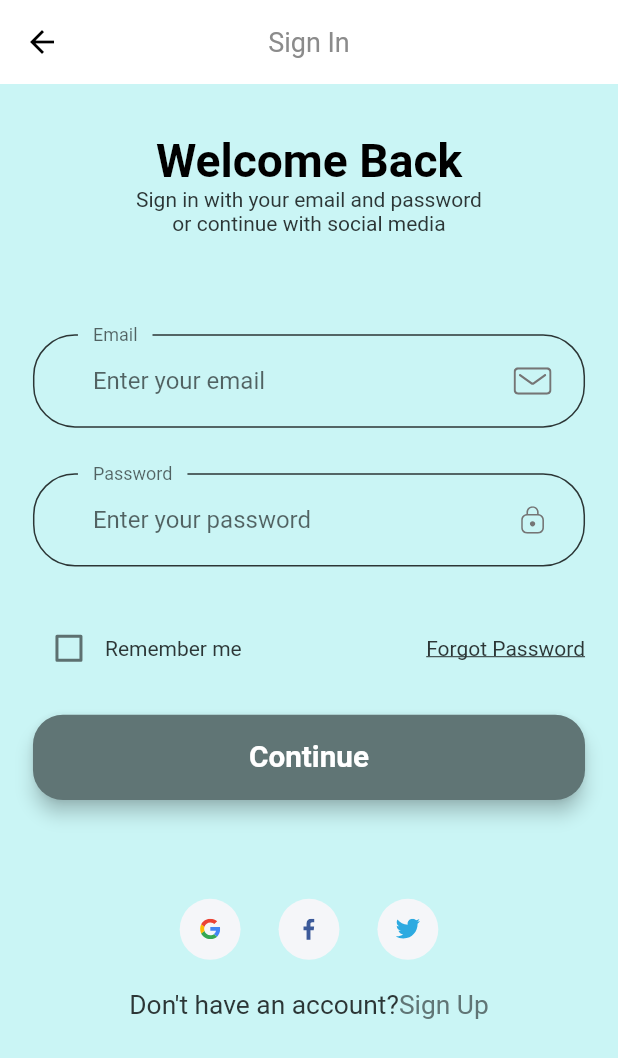
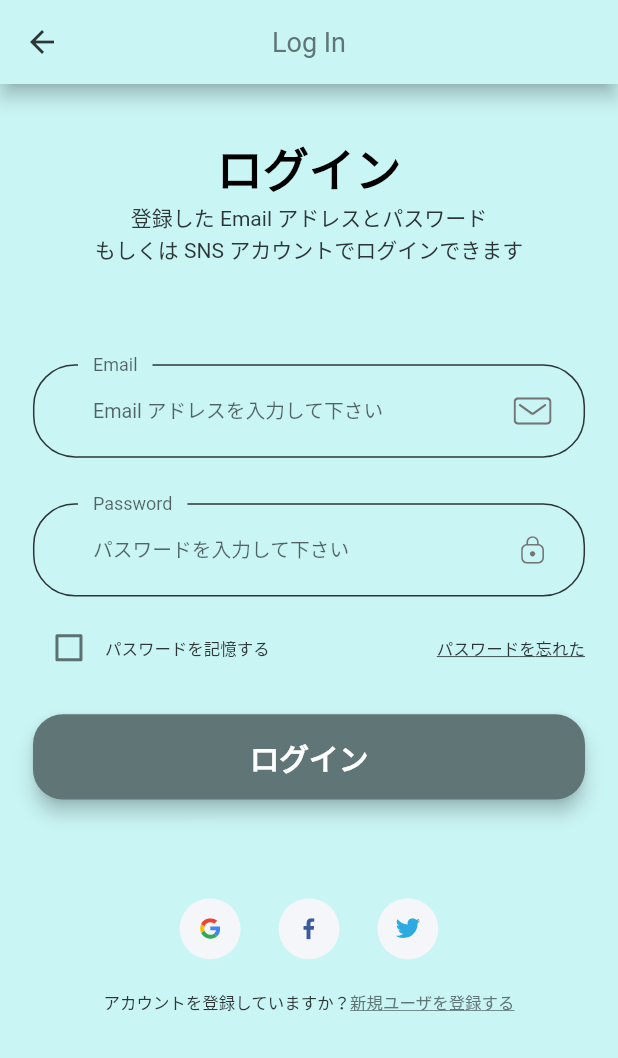
Before and after one commit to FikaStudio-code/EmanciApp, a Flutter app: the screen it shows after launch, after a tap on "ログイン", on a phone screen of 412 x 824 dp. Shown: the top 1058 px of the screen. Run offline on Flutter 3.47's test engine with Material 2 defaults, Android fonts, the phone set to English and light mode, and no system bars; our stand-ins replace flutter_svg.

Commit message:
modified sign_in page

```diff
--- a/lib/components/no_account_text.dart
+++ b/lib/components/no_account_text.dart
@@ -14,13 +14,14 @@ class NoAccountText extends StatelessWidget {
     return Row(
       mainAxisAlignment: MainAxisAlignment.center,
       children: [
-        Text("Don't have an account?",
-            style: TextStyle(fontSize: getProportionateScreenWidth(16))),
+        Text("アカウントを登録していますか？",
+            style: TextStyle(fontSize: getProportionateScreenWidth(10))),
         GestureDetector(
           onTap: () => {Navigator.pushNamed(context, SignUpScreen.routeName)},
-          child: Text("Sign Up",
+          child: Text("新規ユーザを登録する",
               style: TextStyle(
-                  fontSize: getProportionateScreenWidth(16),
+                  fontSize: getProportionateScreenWidth(10),
+                  decoration: TextDecoration.underline,
                   color: kPrimaryColor)),
         ),
       ],
--- a/lib/screens/sign_in/components/body.dart
+++ b/lib/screens/sign_in/components/body.dart
@@ -19,13 +19,12 @@ class Body extends StatelessWidget {
           child: Column(
             children: [
               SizedBox(height: SizeConfig.screenHeight * 0.04),
-              Text("Welcome Back",
+              Text("ログイン",
                   style: TextStyle(
                       color: Colors.black,
                       fontSize: getProportionateScreenWidth(28),
                       fontWeight: FontWeight.bold)),
-              Text(
-                  "Sign in with your email and password\nor continue with social media",
+              Text("登録した Email アドレスとパスワード\nもしくは SNS アカウントでログインできます",
                   textAlign: TextAlign.center),
               SizedBox(height: SizeConfig.screenHeight * 0.08),
               SignForm(),
--- a/lib/screens/sign_in/components/sign_form.dart
+++ b/lib/screens/sign_in/components/sign_form.dart
@@ -34,7 +34,7 @@ class _SignFormState extends State<SignForm> {
             buildEmailFormField(),
             SizedBox(height: getProportionateScreenHeight(30)),
             buildPasswordFormField(),
-            SizedBox(height: getProportionateScreenHeight(30)),
+            SizedBox(height: getProportionateScreenHeight(10)),
             Row(
               children: [
                 Checkbox(
@@ -49,20 +49,24 @@ class _SignFormState extends State<SignForm> {
                         }
                       });
                     }),
-                Text("Remember me"),
+                Text("パスワードを記憶する",
+                    style:
+                        TextStyle(fontSize: getProportionateScreenWidth(10))),
                 Spacer(),
                 GestureDetector(
                   onTap: () => Navigator.pushNamed(
                       context, ForgotPasswordScreen.routeName),
-                  child: Text("Forgot Password",
-                      style: TextStyle(decoration: TextDecoration.underline)),
+                  child: Text("パスワードを忘れた",
+                      style: TextStyle(
+                          decoration: TextDecoration.underline,
+                          fontSize: getProportionateScreenWidth(10))),
                 )
               ],
             ),
             FormError(errors: errors),
             SizedBox(height: getProportionateScreenHeight(20)),
             DefaultButton(
-                text: "Continue",
+                text: "ログイン",
                 color: kPrimaryColor,
                 press: () async {
                   if (_formKey.currentState!.validate()) {
@@ -123,7 +127,8 @@ class _SignFormState extends State<SignForm> {
         },
         decoration: InputDecoration(
             labelText: "Password",
-            hintText: "Enter your password",
+            hintText: "パスワードを入力して下さい",
+            hintStyle: TextStyle(fontSize: getProportionateScreenWidth(12)),
             floatingLabelBehavior: FloatingLabelBehavior.always,
             suffixIcon: CustomSuffixIcon(svgIcon: "assets/icons/Lock.svg")));
   }
@@ -162,7 +167,8 @@ class _SignFormState extends State<SignForm> {
         },
         decoration: InputDecoration(
             labelText: "Email",
-            hintText: "Enter your email",
+            hintText: "Email アドレスを入力して下さい",
+            hintStyle: TextStyle(fontSize: getProportionateScreenWidth(12)),
             floatingLabelBehavior: FloatingLabelBehavior.always,
             suffixIcon: CustomSuffixIcon(svgIcon: "assets/icons/Mail.svg")));
   }
--- a/lib/screens/sign_in/sign_in_screen.dart
+++ b/lib/screens/sign_in/sign_in_screen.dart
@@ -8,6 +8,6 @@ class SignInScreen extends StatelessWidget {
 
   @override
   Widget build(BuildContext context) {
-    return Scaffold(appBar: AppBar(title: Text("Sign In")), body: Body());
+    return Scaffold(appBar: AppBar(title: Text("Log In")), body: Body());
   }
 }
--- a/lib/theme.dart
+++ b/lib/theme.dart
@@ -33,11 +33,11 @@ TextTheme textTheme() {
 AppBarTheme appBarTheme() {
   return AppBarTheme(
     centerTitle: true,
-    color: Colors.white,
-    elevation: 0,
+    color: Color(0xFFCAF5F5),
+    elevation: 5,
     brightness: Brightness.light,
-    iconTheme: IconThemeData(color: Colors.black),
+    iconTheme: IconThemeData(color: Color(0xFF2C3636)),
     textTheme:
-        TextTheme(headline6: TextStyle(color: Color(0xFF8B8B8B), fontSize: 18)),
+        TextTheme(headline6: TextStyle(color: Color(0xFF607575), fontSize: 18)),
   );
 }
```
